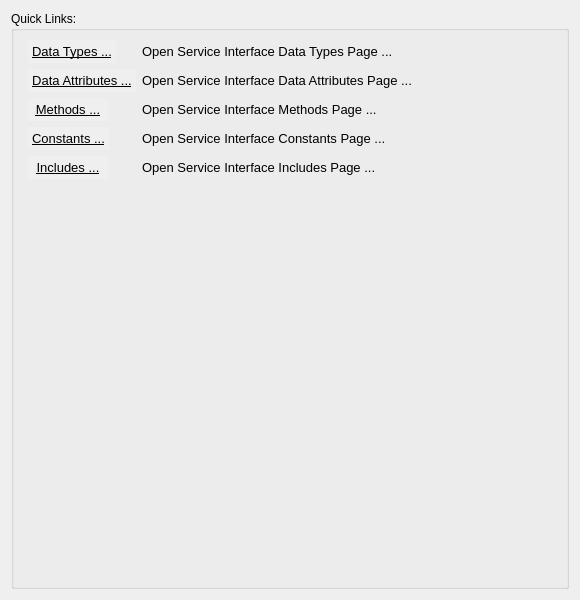
Before: the Qt Designer form sources/lusan/view/si/ui/SIOverviewLinks.ui in aregtech/areg-sdk-tools, drawn with Qt 5.
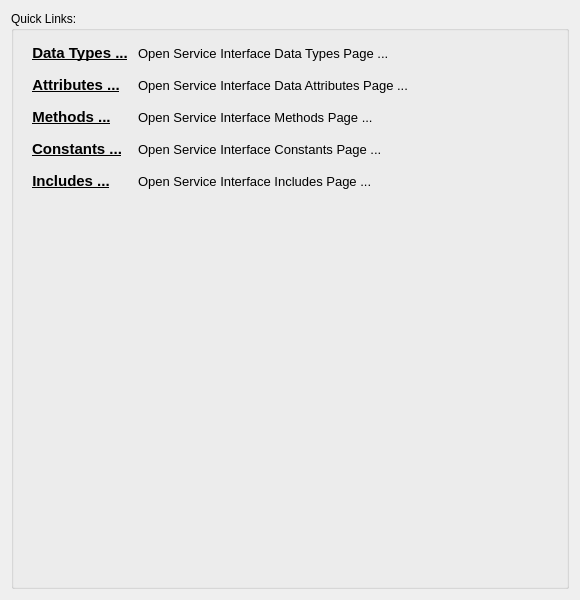
After: the same form once the commit is applied.

Patch:
```diff
--- a/sources/lusan/view/si/ui/SIOverviewLinks.ui
+++ b/sources/lusan/view/si/ui/SIOverviewLinks.ui
@@ -44,10 +44,10 @@
           </property>
           <property name="font">
            <font>
-            <pointsize>10</pointsize>
+            <pointsize>11</pointsize>
+            <bold>true</bold>
             <underline>true</underline>
             <stylestrategy>PreferDefault</stylestrategy>
-            <fontweight>DemiBold</fontweight>
            </font>
           </property>
           <property name="cursor">
@@ -60,7 +60,7 @@
            <enum>Qt::LayoutDirection::LeftToRight</enum>
           </property>
           <property name="autoFillBackground">
-           <bool>true</bool>
+           <bool>false</bool>
           </property>
           <property name="styleSheet">
            <string notr="true">body {color: blue;}</string>
@@ -92,10 +92,10 @@
           </property>
           <property name="font">
            <font>
-            <pointsize>10</pointsize>
+            <pointsize>11</pointsize>
+            <bold>true</bold>
             <underline>true</underline>
             <stylestrategy>PreferDefault</stylestrategy>
-            <fontweight>DemiBold</fontweight>
            </font>
           </property>
           <property name="cursor">
@@ -108,13 +108,13 @@
            <enum>Qt::LayoutDirection::LeftToRight</enum>
           </property>
           <property name="autoFillBackground">
-           <bool>true</bool>
+           <bool>false</bool>
           </property>
           <property name="styleSheet">
            <string notr="true">body {color: blue;}</string>
           </property>
           <property name="text">
-           <string>Data Attributes ...</string>
+           <string>Attributes ...</string>
           </property>
           <property name="flat">
            <bool>true</bool>
@@ -140,10 +140,10 @@
           </property>
           <property name="font">
            <font>
-            <pointsize>10</pointsize>
+            <pointsize>11</pointsize>
+            <bold>true</bold>
             <underline>true</underline>
             <stylestrategy>PreferDefault</stylestrategy>
-            <fontweight>DemiBold</fontweight>
            </font>
           </property>
           <property name="cursor">
@@ -156,7 +156,7 @@
            <enum>Qt::LayoutDirection::LeftToRight</enum>
           </property>
           <property name="autoFillBackground">
-           <bool>true</bool>
+           <bool>false</bool>
           </property>
           <property name="styleSheet">
            <string notr="true">body {color: blue;}</string>
@@ -188,10 +188,10 @@
           </property>
           <property name="font">
            <font>
-            <pointsize>10</pointsize>
+            <pointsize>11</pointsize>
+            <bold>true</bold>
             <underline>true</underline>
             <stylestrategy>PreferDefault</stylestrategy>
-            <fontweight>DemiBold</fontweight>
            </font>
           </property>
           <property name="cursor">
@@ -204,7 +204,7 @@
            <enum>Qt::LayoutDirection::LeftToRight</enum>
           </property>
           <property name="autoFillBackground">
-           <bool>true</bool>
+           <bool>false</bool>
           </property>
           <property name="styleSheet">
            <string notr="true">body {color: blue;}</string>
@@ -236,10 +236,10 @@
           </property>
           <property name="font">
            <font>
-            <pointsize>10</pointsize>
+            <pointsize>11</pointsize>
+            <bold>true</bold>
             <underline>true</underline>
             <stylestrategy>PreferDefault</stylestrategy>
-            <fontweight>DemiBold</fontweight>
            </font>
           </property>
           <property name="cursor">
@@ -252,7 +252,7 @@
            <enum>Qt::LayoutDirection::LeftToRight</enum>
           </property>
           <property name="autoFillBackground">
-           <bool>true</bool>
+           <bool>false</bool>
           </property>
           <property name="styleSheet">
            <string notr="true">body {color: blue;}</string>
```
Left out of the diff: 15 changed lines with no effect on the pictures.
